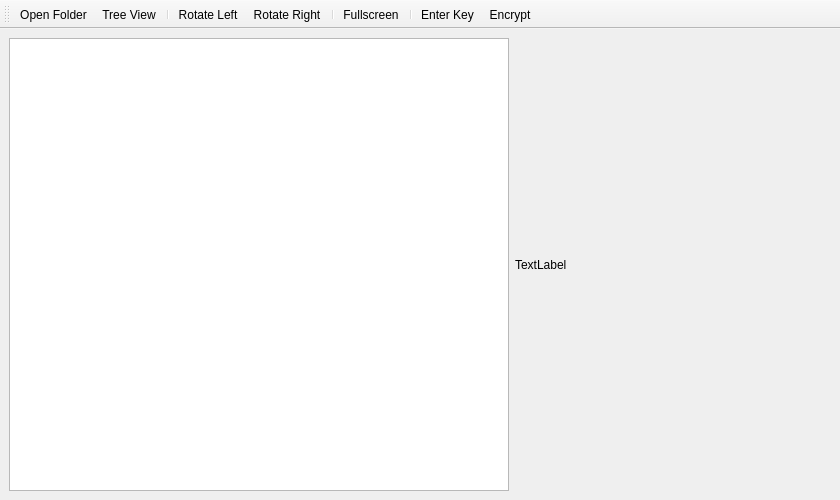
Before: the Qt Designer form gui/mainwindow.ui in annndruha/SecurePhotos, drawn with Qt 5.
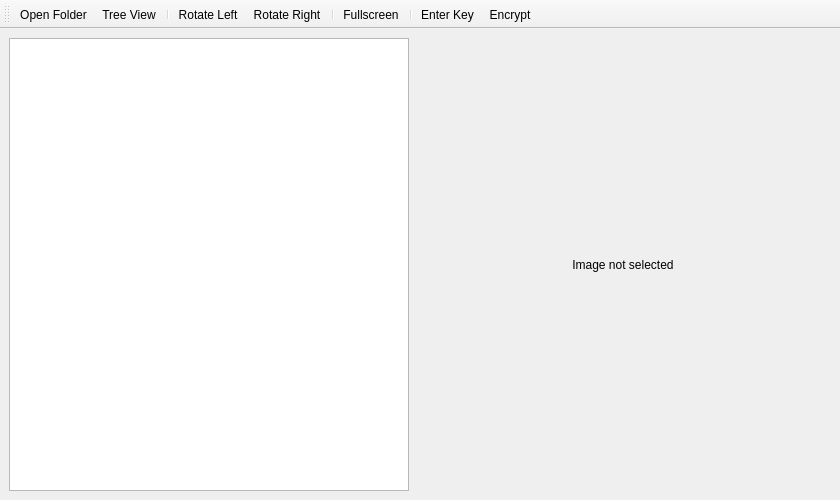
After: the same form once the commit is applied. Icons and pictures are not drawn.

```diff
--- a/gui/mainwindow.ui
+++ b/gui/mainwindow.ui
@@ -45,13 +45,13 @@
       </property>
       <property name="minimumSize">
        <size>
-        <width>500</width>
+        <width>400</width>
         <height>0</height>
        </size>
       </property>
       <property name="maximumSize">
        <size>
-        <width>500</width>
+        <width>400</width>
         <height>16777215</height>
        </size>
       </property>
@@ -71,7 +71,10 @@
     <item row="0" column="1">
      <widget class="QLabel" name="label">
       <property name="text">
-       <string>TextLabel</string>
+       <string>Image not selected</string>
+      </property>
+      <property name="alignment">
+       <set>Qt::AlignCenter</set>
       </property>
      </widget>
     </item>
```
Left out of the diff: 2 changed lines with no effect on the pictures.
